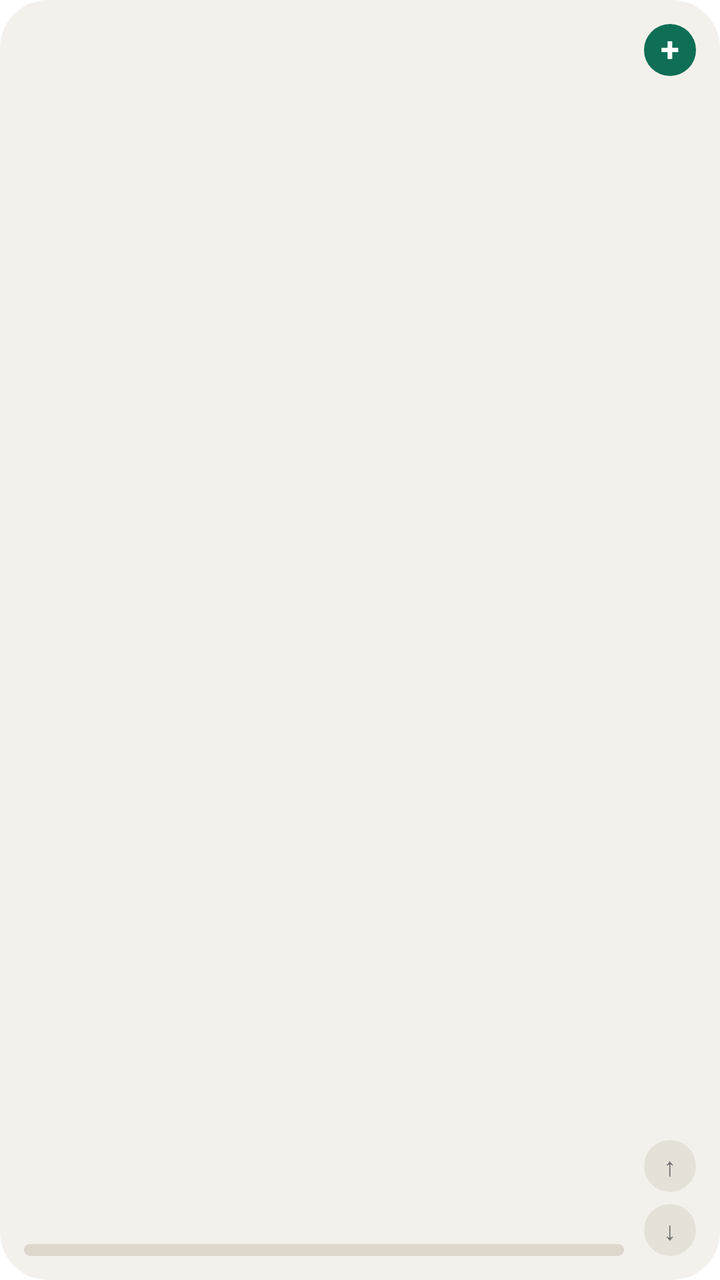
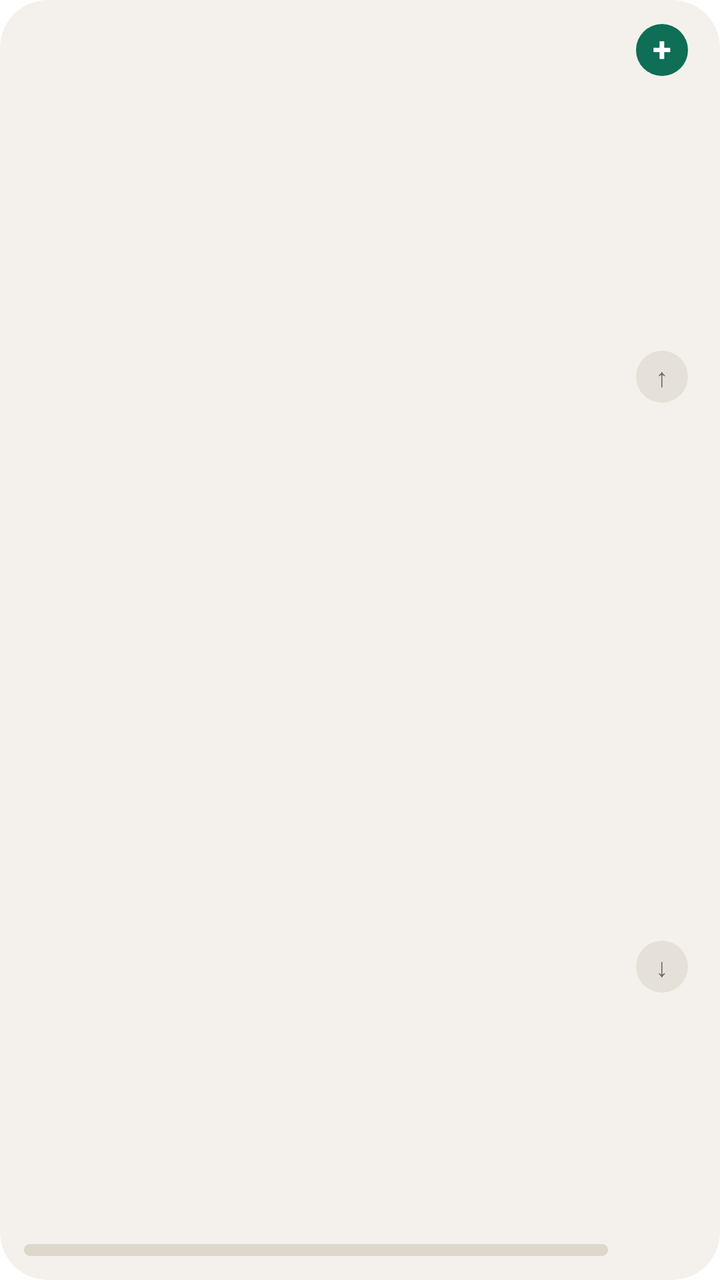

An Android layout rendered at two revisions. The XML below is the earlier revision; the diff shows what the commit changed to produce the second picture.
<!-- AndroidManifest.xml: fallback theme Theme.MaterialComponents.DayNight.NoActionBar -->
<!-- res/layout/ww_widget_medium.xml -->
<?xml version="1.0" encoding="utf-8"?>
<LinearLayout xmlns:android="http://schemas.android.com/apk/res/android"
    android:id="@+id/ww_root"
    android:layout_width="match_parent"
    android:layout_height="match_parent"
    android:background="@drawable/ww_widget_bg"
    android:gravity="center_vertical"
    android:orientation="horizontal"
    android:padding="12dp">

    <ImageView
        android:id="@+id/ww_cover_image"
        android:layout_width="wrap_content"
        android:layout_height="wrap_content"
        android:layout_marginEnd="12dp"
        android:contentDescription="Book cover"
        android:scaleType="fitCenter"
        android:visibility="gone" />

    <LinearLayout
        android:layout_width="0dp"
        android:layout_height="match_parent"
        android:layout_marginEnd="10dp"
        android:layout_weight="1"
        android:orientation="vertical">

        <TextView
            android:id="@+id/ww_title"
            android:layout_width="match_parent"
            android:layout_height="wrap_content"
            android:ellipsize="end"
            android:maxLines="2"
            android:textColor="@color/ww_on_surface"
            android:textSize="15sp"
            android:textStyle="bold" />

        <TextView
            android:id="@+id/ww_author"
            android:layout_width="match_parent"
            android:layout_height="wrap_content"
            android:layout_marginTop="2dp"
            android:ellipsize="end"
            android:maxLines="1"
            android:textColor="@color/ww_muted"
            android:textSize="11sp" />

        <FrameLayout
            android:layout_width="match_parent"
            android:layout_height="0dp"
            android:layout_weight="1" />

        <RelativeLayout
            android:layout_width="match_parent"
            android:layout_height="wrap_content">

            <TextView
                android:id="@+id/ww_stat_right"
                android:layout_width="wrap_content"
                android:layout_height="wrap_content"
                android:layout_alignParentEnd="true"
                android:fontFamily="sans-serif-medium"
                android:maxLines="1"
                android:textColor="@color/ww_on_surface"
                android:textSize="11sp" />

            <TextView
                android:id="@+id/ww_stat_left"
                android:layout_width="wrap_content"
                android:layout_height="wrap_content"
                android:layout_alignParentStart="true"
                android:layout_marginEnd="6dp"
                android:layout_toStartOf="@id/ww_stat_right"
                android:ellipsize="end"
                android:maxLines="1"
                android:textColor="@color/ww_muted"
                android:textSize="11sp" />
        </RelativeLayout>

        <ProgressBar
            android:id="@+id/ww_progress"
            style="?android:attr/progressBarStyleHorizontal"
            android:layout_width="match_parent"
            android:layout_height="6dp"
            android:layout_marginTop="6dp"
            android:indeterminate="false"
            android:max="1000"
            android:maxHeight="6dp"
            android:minHeight="6dp"
            android:progress="0"
            android:progressDrawable="@drawable/ww_progress" />
    </LinearLayout>

    <LinearLayout
        android:layout_width="26dp"
        android:layout_height="match_parent"
        android:orientation="vertical">

        <TextView
            android:id="@+id/ww_btn_add"
            android:layout_width="26dp"
            android:layout_height="26dp"
            android:background="@drawable/ww_btn_primary"
            android:contentDescription="Add a book"
            android:gravity="center"
            android:includeFontPadding="false"
            android:text="+"
            android:textColor="@color/ww_on_primary"
            android:textSize="17sp"
            android:textStyle="bold" />

        <FrameLayout
            android:layout_width="match_parent"
            android:layout_height="0dp"
            android:layout_weight="1" />

        <TextView
            android:id="@+id/ww_btn_prev"
            android:layout_width="26dp"
            android:layout_height="26dp"
            android:background="@drawable/ww_btn_neutral"
            android:contentDescription="Previous book"
            android:gravity="center"
            android:includeFontPadding="false"
            android:text="&#8593;"
            android:textColor="@color/ww_muted"
            android:textSize="13sp" />

        <TextView
            android:id="@+id/ww_btn_next"
            android:layout_width="26dp"
            android:layout_height="26dp"
            android:layout_marginTop="6dp"
            android:background="@drawable/ww_btn_neutral"
            android:contentDescription="Next book"
            android:gravity="center"
            android:includeFontPadding="false"
            android:text="&#8595;"
            android:textColor="@color/ww_muted"
            android:textSize="13sp" />
    </LinearLayout>
</LinearLayout>
<!-- resources referenced by this layout -->
<resources>
  <color name="ww_muted">#6B6B6B</color>
  <color name="ww_on_primary">#FFFFFF</color>
  <color name="ww_on_surface">#1A1A1A</color>
  <!-- drawable ww_btn_neutral (drawable) -->
  <?xml version="1.0" encoding="utf-8"?>
  <shape xmlns:android="http://schemas.android.com/apk/res/android"
      android:shape="oval">
      <solid android:color="@color/ww_btn" />
  </shape>
  <!-- drawable ww_btn_primary (drawable) -->
  <?xml version="1.0" encoding="utf-8"?>
  <shape xmlns:android="http://schemas.android.com/apk/res/android"
      android:shape="oval">
      <solid android:color="@color/ww_primary" />
  </shape>
  <!-- drawable ww_progress (drawable) -->
  <?xml version="1.0" encoding="utf-8"?>
  <layer-list xmlns:android="http://schemas.android.com/apk/res/android">
      <item android:id="@android:id/background">
          <shape android:shape="rectangle">
              <solid android:color="@color/ww_track" />
              <corners android:radius="4dp" />
          </shape>
      </item>
      <item android:id="@android:id/progress">
          <clip>
              <shape android:shape="rectangle">
                  <solid android:color="@color/ww_primary" />
                  <corners android:radius="4dp" />
              </shape>
          </clip>
      </item>
  </layer-list>
  <!-- drawable ww_widget_bg (drawable) -->
  <?xml version="1.0" encoding="utf-8"?>
  <shape xmlns:android="http://schemas.android.com/apk/res/android"
      android:shape="rectangle">
      <solid android:color="@color/ww_widget_bg" />
      <corners android:radius="24dp" />
  </shape>
  <color name="ww_btn">#E6E1D8</color>
  <color name="ww_primary">#0F6E56</color>
  <color name="ww_track">#DDD7CC</color>
  <color name="ww_widget_bg">#F4F1EC</color>
</resources>

<!-- the commit's change to res/layout/ww_widget_medium.xml (unified diff, before → after) -->
@@ -6,13 +6,18 @@
     android:background="@drawable/ww_widget_bg"
     android:gravity="center_vertical"
     android:orientation="horizontal"
-    android:padding="12dp">
+    android:paddingStart="12dp"
+    android:paddingTop="0dp"
+    android:paddingEnd="12dp"
+    android:paddingBottom="0dp">
 
     <ImageView
         android:id="@+id/ww_cover_image"
         android:layout_width="wrap_content"
         android:layout_height="wrap_content"
+        android:layout_marginTop="12dp"
         android:layout_marginEnd="12dp"
+        android:layout_marginBottom="12dp"
         android:contentDescription="Book cover"
         android:scaleType="fitCenter"
         android:visibility="gone" />
@@ -20,7 +25,9 @@
     <LinearLayout
         android:layout_width="0dp"
         android:layout_height="match_parent"
+        android:layout_marginTop="12dp"
         android:layout_marginEnd="10dp"
+        android:layout_marginBottom="12dp"
         android:layout_weight="1"
         android:orientation="vertical">
 
@@ -91,7 +98,7 @@
     </LinearLayout>
 
     <LinearLayout
-        android:layout_width="26dp"
+        android:layout_width="34dp"
         android:layout_height="match_parent"
         android:orientation="vertical">
 
@@ -99,6 +106,8 @@
             android:id="@+id/ww_btn_add"
             android:layout_width="26dp"
             android:layout_height="26dp"
+            android:layout_marginStart="4dp"
+            android:layout_marginTop="12dp"
             android:background="@drawable/ww_btn_primary"
             android:contentDescription="Add a book"
             android:gravity="center"
@@ -109,33 +118,46 @@
             android:textStyle="bold" />
 
         <FrameLayout
+            android:id="@+id/ww_btn_prev_area"
             android:layout_width="match_parent"
             android:layout_height="0dp"
-            android:layout_weight="1" />
+            android:layout_weight="1"
+            android:contentDescription="Previous book">
 
-        <TextView
-            android:id="@+id/ww_btn_prev"
-            android:layout_width="26dp"
-            android:layout_height="26dp"
-            android:background="@drawable/ww_btn_neutral"
-            android:contentDescription="Previous book"
-            android:gravity="center"
-            android:includeFontPadding="false"
-            android:text="&#8593;"
-            android:textColor="@color/ww_muted"
-            android:textSize="13sp" />
+            <TextView
+                android:id="@+id/ww_btn_prev"
+                android:layout_width="26dp"
+                android:layout_height="26dp"
+                android:layout_gravity="center"
+                android:background="@drawable/ww_btn_neutral"
+                android:gravity="center"
+                android:importantForAccessibility="no"
+                android:includeFontPadding="false"
+                android:text="&#8593;"
+                android:textColor="@color/ww_muted"
+                android:textSize="13sp" />
+        </FrameLayout>
 
-        <TextView
-            android:id="@+id/ww_btn_next"
-            android:layout_width="26dp"
-            android:layout_height="26dp"
-            android:layout_marginTop="6dp"
-            android:background="@drawable/ww_btn_neutral"
+        <FrameLayout
+            android:id="@+id/ww_btn_next_area"
+            android:layout_width="match_parent"
+            android:layout_height="0dp"
+            android:layout_weight="1"
             android:contentDescription="Next book"
-            android:gravity="center"
-            android:includeFontPadding="false"
-            android:text="&#8595;"
-            android:textColor="@color/ww_muted"
-            android:textSize="13sp" />
+            android:paddingBottom="12dp">
+
+            <TextView
+                android:id="@+id/ww_btn_next"
+                android:layout_width="26dp"
+                android:layout_height="26dp"
+                android:layout_gravity="center"
+                android:background="@drawable/ww_btn_neutral"
+                android:gravity="center"
+                android:importantForAccessibility="no"
+                android:includeFontPadding="false"
+                android:text="&#8595;"
+                android:textColor="@color/ww_muted"
+                android:textSize="13sp" />
+        </FrameLayout>
     </LinearLayout>
 </LinearLayout>
